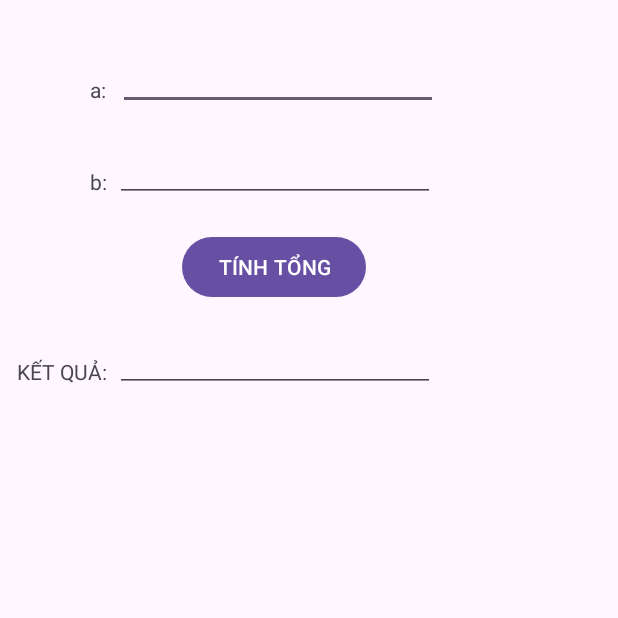
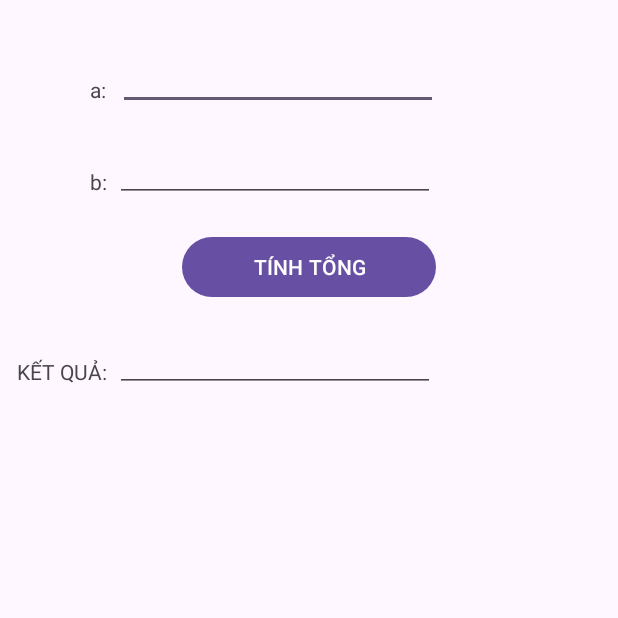
Before and after one commit to TruongNguQuyen/64131995-AndroidProgramming, an Android app: the screen it shows after launch (MainActivity), on a phone screen of 412 x 824 dp, the top half of it. Run offline under Robolectric (Android 15) with nearby library versions, the phone set to English and light mode, and no system bars.

Commit message:
New update

```diff
--- a/AppCong/app/src/main/res/layout/activity_main.xml
+++ b/AppCong/app/src/main/res/layout/activity_main.xml
@@ -5,6 +5,7 @@
     android:id="@+id/main"
     android:layout_width="match_parent"
     android:layout_height="match_parent"
+    android:onClick="XuLyCong"
     tools:context=".MainActivity">
 
     <TextView
@@ -45,17 +46,18 @@
         android:layout_marginStart="5dp"
         android:layout_marginTop="16dp"
         android:ems="10"
-        android:inputType="number"
+        android:inputType="text"
         app:layout_constraintStart_toEndOf="@+id/textView2"
         app:layout_constraintTop_toBottomOf="@+id/edtA" />
 
     <Button
         android:id="@+id/btnCong"
-        android:layout_width="wrap_content"
+        android:layout_width="0dp"
         android:layout_height="wrap_content"
         android:layout_marginStart="121dp"
         android:layout_marginTop="19dp"
         android:layout_marginEnd="121dp"
+        android:onClick="XuLyCong"
         android:text="TÍNH TỔNG"
         app:layout_constraintEnd_toEndOf="parent"
         app:layout_constraintHorizontal_bias="0.0"
@@ -73,7 +75,7 @@
         app:layout_constraintTop_toBottomOf="@+id/btnCong" />
 
     <EditText
-        android:id="@+id/editTextNumber2"
+        android:id="@+id/edtKQ"
         android:layout_width="wrap_content"
         android:layout_height="wrap_content"
         android:layout_marginStart="5dp"
```
Also changed, not shown: AppCong/app/src/main/java/tiil/edu/appcong/MainActivity.java (+35 -0 lines).
